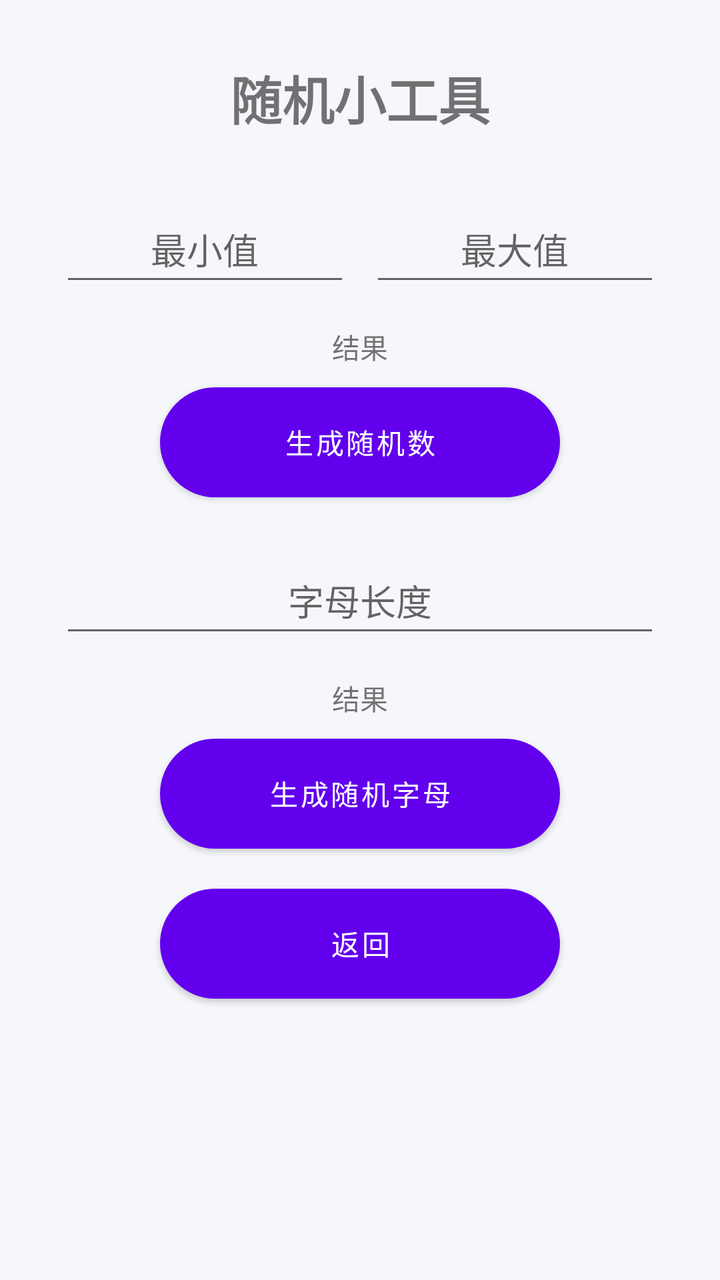
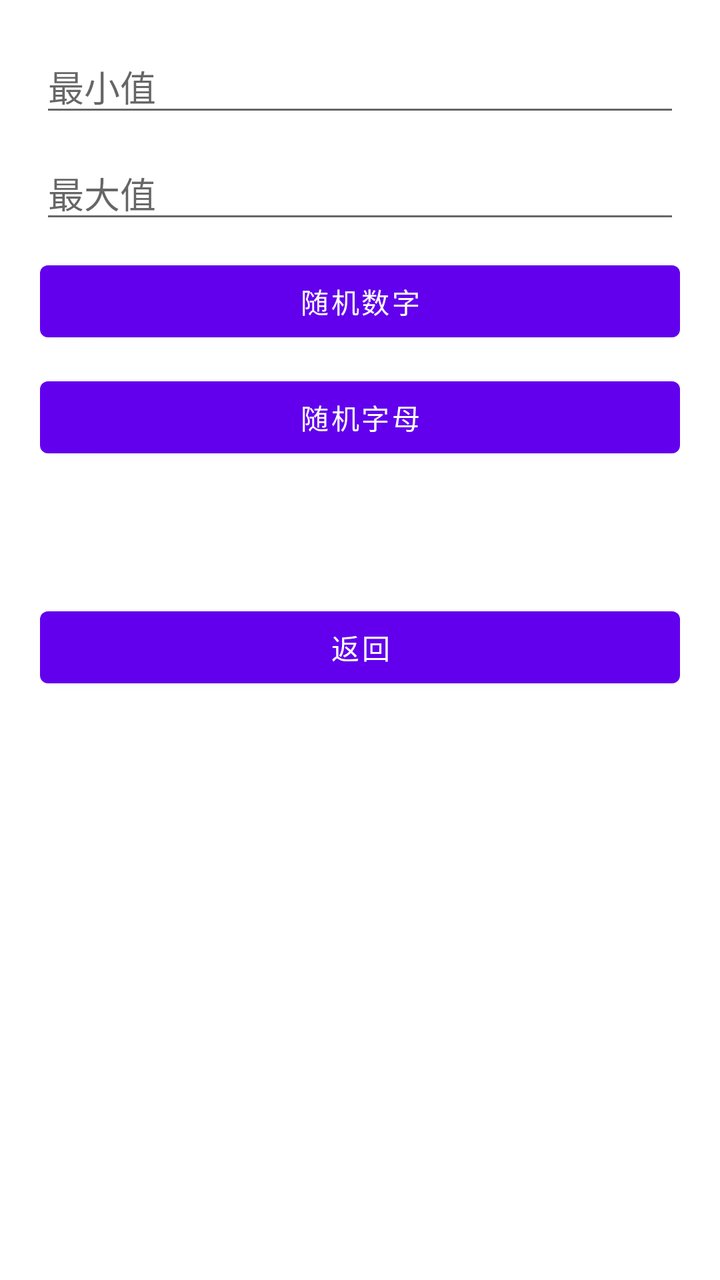

Screens rendered from an Android XML layout before and after an edit, with the pre-edit source and the edit as a unified diff.
<!-- AndroidManifest.xml: application theme Theme.ChooseHelper202 -->
<!-- res/layout/activity_random_tool.xml -->
<?xml version="1.0" encoding="utf-8"?>
<LinearLayout xmlns:android="http://schemas.android.com/apk/res/android" android:layout_width="match_parent" android:layout_height="match_parent" android:orientation="vertical" android:gravity="center_horizontal" android:padding="30dp" android:background="#F5F7FA">
    <TextView android:layout_width="wrap_content" android:layout_height="wrap_content" android:text="随机小工具" android:textSize="26sp" android:textStyle="bold" android:layout_marginBottom="30dp"/>
    <LinearLayout android:layout_width="match_parent" android:layout_height="wrap_content" android:orientation="horizontal">
        <EditText android:id="@+id/et_min" android:layout_width="0dp" android:layout_weight="1" android:layout_height="50dp" android:hint="最小值" android:gravity="center"/>
        <EditText android:id="@+id/et_max" android:layout_width="0dp" android:layout_weight="1" android:layout_height="50dp" android:hint="最大值" android:gravity="center" android:layout_marginStart="10dp"/>
    </LinearLayout>
    <TextView android:id="@+id/tv_num_res" android:layout_width="wrap_content" android:layout_height="wrap_content" android:text="结果" android:layout_marginTop="15dp"/>
    <Button android:id="@+id/btn_num" android:layout_width="200dp" android:layout_height="55dp" android:text="生成随机数" android:background="@drawable/btn_primary" android:textColor="#fff" android:layout_marginTop="10dp"/>
    <EditText android:id="@+id/et_len" android:layout_width="match_parent" android:layout_height="50dp" android:hint="字母长度" android:gravity="center" android:layout_marginTop="25dp"/>
    <TextView android:id="@+id/tv_letter_res" android:layout_width="wrap_content" android:layout_height="wrap_content" android:text="结果" android:layout_marginTop="15dp"/>
    <Button android:id="@+id/btn_letter" android:layout_width="200dp" android:layout_height="55dp" android:text="生成随机字母" android:background="@drawable/btn_primary" android:textColor="#fff" android:layout_marginTop="10dp"/>
    <Button android:id="@+id/btn_back" android:layout_width="200dp" android:layout_height="55dp" android:text="返回" android:background="@drawable/btn_grey" android:textColor="#fff" android:layout_marginTop="20dp"/>
</LinearLayout>
<!-- resources referenced by this layout -->
<resources>
  <!-- drawable btn_grey (drawable) -->
  <?xml version="1.0" encoding="utf-8"?>
  <shape xmlns:android="http://schemas.android.com/apk/res/android">
      <solid android:color="#788090"/>
      <corners android:radius="30dp"/>
  </shape>
  <!-- drawable btn_primary (drawable) -->
  <?xml version="1.0" encoding="utf-8"?>
  <shape xmlns:android="http://schemas.android.com/apk/res/android">
      <gradient
          android:startColor="#5B7FFF"
          android:endColor="#3A5FDD"
          android:angle="45"/>
      <corners android:radius="30dp"/>
  </shape>
  <style name="Theme.ChooseHelper202" parent="Theme.MaterialComponents.DayNight.NoActionBar">
          <item name="colorPrimary">#6200EE</item>
          <item name="colorPrimaryVariant">#3700B3</item>
          <item name="colorOnPrimary">#FFFFFF</item>
          <item name="colorSecondary">#03DAC5</item>
          <item name="colorSecondaryVariant">#018786</item>
          <item name="colorOnSecondary">#000000</item>
          <item name="android:statusBarColor">?attr/colorPrimaryVariant</item>
      </style>
</resources>

<!-- the commit's change to res/layout/activity_random_tool.xml (unified diff, before → after) -->
@@ -1,14 +1,50 @@
 <?xml version="1.0" encoding="utf-8"?>
-<LinearLayout xmlns:android="http://schemas.android.com/apk/res/android" android:layout_width="match_parent" android:layout_height="match_parent" android:orientation="vertical" android:gravity="center_horizontal" android:padding="30dp" android:background="#F5F7FA">
-    <TextView android:layout_width="wrap_content" android:layout_height="wrap_content" android:text="随机小工具" android:textSize="26sp" android:textStyle="bold" android:layout_marginBottom="30dp"/>
-    <LinearLayout android:layout_width="match_parent" android:layout_height="wrap_content" android:orientation="horizontal">
-        <EditText android:id="@+id/et_min" android:layout_width="0dp" android:layout_weight="1" android:layout_height="50dp" android:hint="最小值" android:gravity="center"/>
-        <EditText android:id="@+id/et_max" android:layout_width="0dp" android:layout_weight="1" android:layout_height="50dp" android:hint="最大值" android:gravity="center" android:layout_marginStart="10dp"/>
-    </LinearLayout>
-    <TextView android:id="@+id/tv_num_res" android:layout_width="wrap_content" android:layout_height="wrap_content" android:text="结果" android:layout_marginTop="15dp"/>
-    <Button android:id="@+id/btn_num" android:layout_width="200dp" android:layout_height="55dp" android:text="生成随机数" android:background="@drawable/btn_primary" android:textColor="#fff" android:layout_marginTop="10dp"/>
-    <EditText android:id="@+id/et_len" android:layout_width="match_parent" android:layout_height="50dp" android:hint="字母长度" android:gravity="center" android:layout_marginTop="25dp"/>
-    <TextView android:id="@+id/tv_letter_res" android:layout_width="wrap_content" android:layout_height="wrap_content" android:text="结果" android:layout_marginTop="15dp"/>
-    <Button android:id="@+id/btn_letter" android:layout_width="200dp" android:layout_height="55dp" android:text="生成随机字母" android:background="@drawable/btn_primary" android:textColor="#fff" android:layout_marginTop="10dp"/>
-    <Button android:id="@+id/btn_back" android:layout_width="200dp" android:layout_height="55dp" android:text="返回" android:background="@drawable/btn_grey" android:textColor="#fff" android:layout_marginTop="20dp"/>
+<LinearLayout xmlns:android="http://schemas.android.com/apk/res/android"
+    android:layout_width="match_parent"
+    android:layout_height="match_parent"
+    android:orientation="vertical"
+    android:padding="20dp">
+
+    <EditText
+        android:id="@+id/et_min"
+        android:layout_width="match_parent"
+        android:layout_height="wrap_content"
+        android:hint="最小值"/>
+
+    <EditText
+        android:id="@+id/et_max"
+        android:layout_width="match_parent"
+        android:layout_height="wrap_content"
+        android:hint="最大值"
+        android:layout_marginTop="10dp"/>
+
+    <Button
+        android:id="@+id/btn_random_num"
+        android:layout_width="match_parent"
+        android:layout_height="wrap_content"
+        android:text="随机数字"
+        android:layout_marginTop="10dp"/>
+
+    <Button
+        android:id="@+id/btn_random_letter"
+        android:layout_width="match_parent"
+        android:layout_height="wrap_content"
+        android:text="随机字母"
+        android:layout_marginTop="10dp"/>
+
+    <TextView
+        android:id="@+id/tv_result"
+        android:layout_width="match_parent"
+        android:layout_height="wrap_content"
+        android:layout_marginTop="20dp"
+        android:textSize="20sp"
+        android:gravity="center"/>
+
+    <Button
+        android:id="@+id/btn_back"
+        android:layout_width="match_parent"
+        android:layout_height="wrap_content"
+        android:text="返回"
+        android:layout_marginTop="20dp"/>
+
 </LinearLayout>
<!-- resource entries referenced after the edit -->
@@ -1,20 +1,5 @@
 <!-- resources referenced by this layout -->
 <resources>
-  <!-- drawable btn_grey (drawable) -->
-  <?xml version="1.0" encoding="utf-8"?>
-  <shape xmlns:android="http://schemas.android.com/apk/res/android">
-      <solid android:color="#788090"/>
-      <corners android:radius="30dp"/>
-  </shape>
-  <!-- drawable btn_primary (drawable) -->
-  <?xml version="1.0" encoding="utf-8"?>
-  <shape xmlns:android="http://schemas.android.com/apk/res/android">
-      <gradient
-          android:startColor="#5B7FFF"
-          android:endColor="#3A5FDD"
-          android:angle="45"/>
-      <corners android:radius="30dp"/>
-  </shape>
   <style name="Theme.ChooseHelper202" parent="Theme.MaterialComponents.DayNight.NoActionBar">
           <item name="colorPrimary">#6200EE</item>
           <item name="colorPrimaryVariant">#3700B3</item>
